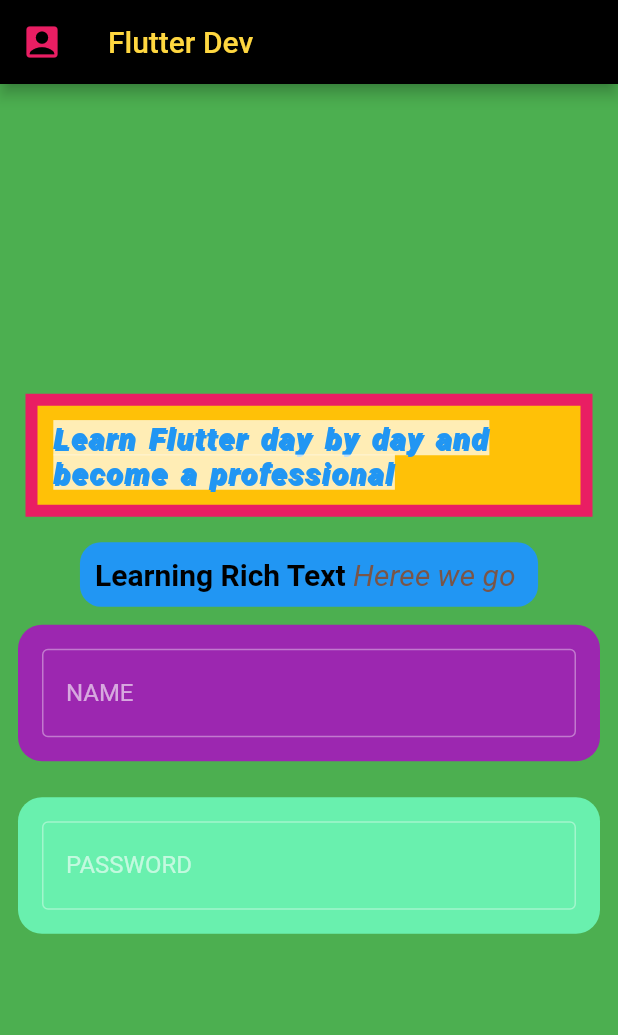
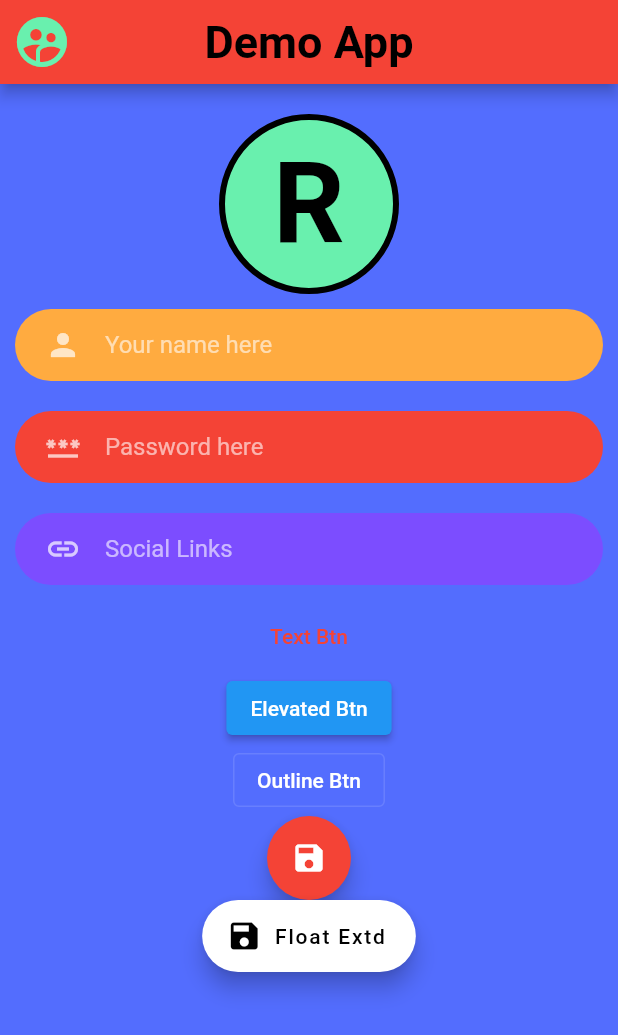
Before and after one commit to thebuggybug/learning_Flutter-Dart, a Flutter app: the screen it shows after launch, on a phone screen of 412 x 824 dp. Shown: the top 1035 px of the screen. Run offline on Flutter 3.47's test engine with Material 2 defaults, Android fonts, the phone set to English and light mode, and no system bars.

Commit message:
created a small Login Ui | useed diff. buttons

```diff
--- a/lib/main.dart
+++ b/lib/main.dart
@@ -10,115 +10,177 @@ class MyApp extends StatelessWidget {
   @override
   Widget build(BuildContext context) {
     return MaterialApp(
+        debugShowCheckedModeBanner: false,
         theme: ThemeData(brightness: Brightness.dark, primaryColor: Colors.red),
         title: "My application",
         home: Scaffold(
-          backgroundColor: Colors.green,
+            backgroundColor: Colors.indigoAccent,
             appBar: AppBar(
-            title: Text("Flutter Dev ",
-                style: TextStyle(color: Colors.amberAccent)),
-            leading: Icon(
-              Icons.account_box,
-              size: 28,
-              color: Colors.pink,
-            ),
-            backgroundColor: Colors.black,
+              backgroundColor: Colors.red,
+              centerTitle: true,
+              title: Text("Demo App",
+                  style: TextStyle(
+                    color: Colors.black,
+                    fontSize: 30,
+                    fontWeight: FontWeight.bold,
+                  )),
+              leading: Icon(Icons.supervised_user_circle,
+                  size: 40, color: Colors.greenAccent),
             ),
             body: Column(
-            mainAxisAlignment: MainAxisAlignment.center,
-            // mainAxisAlignment: MainAxisAlignment.spaceAround,
-            // mainAxisAlignment: MainAxisAlignment.start,
-            // mainAxisAlignment: MainAxisAlignment.spaceEvenly,
-            // crossAxisAlignment: CrossAxisAlignment.baseline
-
-            mainAxisSize: MainAxisSize.max,
               children: [
-              Container(
-                // width: 60,
-                // height: 60,
+                Center(
+                  child: Container(
+                    height: 120,
+                    width: 120,
+                    margin: EdgeInsets.only(top: 20),
+                    // padding: EdgeInsets.all(12),
                     decoration: BoxDecoration(
-                  // borderRadius: BorderRadius.circular(50),
-
-                  color: Colors.amber, // container border
-
-                  boxShadow: [
-                    BoxShadow(
-                      color: Colors.pink, spreadRadius: 8,
-                      // offset: Offset(12.2, 9.0)
-                    ),
-                  ],
-                ),
-                margin: EdgeInsets.all(25),
-                padding: EdgeInsets.all(10),
-                alignment: Alignment.center,
-                child: Text(
-                    "Learn Flutter day by day and become a professional",
+                        color: Colors.greenAccent,
+                        borderRadius: BorderRadius.circular(75),
+                        border: Border.all(color: Colors.black, width: 4)),
+                    child: Center(
+                      child: (Text(
+                        "R",
                         style: TextStyle(
-                        color: Colors.blue,
-                        fontSize: 20,
-                        fontStyle: FontStyle.italic,
-                        fontWeight: FontWeight.w800,
-                        backgroundColor: Colors.white70,
-                        letterSpacing: 1.1,
-                        wordSpacing: 2,
-                        shadows: [
-                          Shadow(color: Colors.blue, offset: Offset(1.1, 1.2))
-                        ])),
-              ),
-              // Rich Text; for applying styles in different texts
-              Container(
-                decoration: BoxDecoration(
-                    color: Colors.blue,
-                    borderRadius: BorderRadius.circular(14)),
-                padding: EdgeInsets.all(10),
-                child: (RichText(
-                  text: TextSpan(
-                      text: "Learning Rich Text",
-                      style: TextStyle(
+                            fontSize: 75,
                             color: Colors.black,
-                          fontSize: 20,
                             fontWeight: FontWeight.bold),
-                      children: <TextSpan>[
-                        TextSpan(
-                            text: " Heree we go ",
-                            style: TextStyle(
-                                fontWeight: FontWeight.normal,
-                                fontStyle: FontStyle.italic,
-                                color: Colors.brown))
-                      ]),
                       )),
                     ),
-              Container(
-                decoration: BoxDecoration(
-                    color: Colors.purple,
-                    borderRadius: BorderRadius.circular(16)),
-                margin: EdgeInsets.all(12),
-                padding: EdgeInsets.all(16.0),
-                child: (TextField(
-                  // obscureText: true, // hides input password
-                  decoration: InputDecoration(
-                      border: OutlineInputBorder(),
-                      labelText: " NAME",
-                      hintText: "Enter Your name here"),
-                )),
+                  ),
                 ),
 
+                //username
                 Container(
+                  margin: EdgeInsets.all(10),
+                  alignment: Alignment.center,
                   decoration: BoxDecoration(
-                    color: Colors.greenAccent,
-                    borderRadius: BorderRadius.circular(16)),
-                margin: EdgeInsets.all(12),
-                padding: EdgeInsets.all(16.0),
-                child: (TextField(
-                  obscureText: true, // hides input password
+                      // border: Border.all(),
+                      borderRadius: BorderRadius.circular(100),
+                      color: Colors.orangeAccent),
+                  child: Padding(
+                    padding: const EdgeInsets.only(left: 20),
+                    child: TextField(
+                      enableSuggestions: true,
                       decoration: InputDecoration(
-                      border: OutlineInputBorder(),
-                      labelText: " PASSWORD",
-                      hintText: "Enter password"),
-                )),
+                          border: InputBorder.none,
+                          hintText: "Your name here",
+                          icon: Icon(Icons.person)),
+                    ),
+                  ),
+                ),
+
+                //Password
+                Container(
+                  margin: EdgeInsets.all(10),
+                  alignment: Alignment.center,
+                  decoration: BoxDecoration(
+                      // border: Border.all(),
+                      borderRadius: BorderRadius.circular(100),
+                      color: Colors.red),
+                  child: Padding(
+                    padding: const EdgeInsets.only(left: 20),
+                    child: TextField(
+                      obscureText: true,
+                      enableSuggestions: false,
+                      autocorrect: false,
+                      decoration: InputDecoration(
+                          border: InputBorder.none,
+                          hintText: "Password here",
+                          icon: Icon(Icons.password)),
+                    ),
+                  ),
+                ),
+
+                //Social Links
+                Container(
+                  margin: EdgeInsets.all(10),
+                  alignment: Alignment.center,
+                  decoration: BoxDecoration(
+                      // border: Border.all(),
+                      borderRadius: BorderRadius.circular(100),
+                      color: Colors.deepPurpleAccent),
+                  child: Padding(
+                    padding: const EdgeInsets.only(left: 20),
+                    child: TextField(
+                      enableSuggestions: false,
+                      autocorrect: false,
+                      decoration: InputDecoration(
+                          border: InputBorder.none,
+                          hintText: "Social Links",
+                          icon: Icon(Icons.link)),
+                    ),
+                  ),
+                ),
+
+                // text button
+                TextButton(
+                  child: Text(
+                    "Text Btn",
+                    style: TextStyle(color: Colors.red),
+                  ),
+                  style: ButtonStyle(
+                    foregroundColor:
+                        MaterialStateProperty.all<Color>(Colors.white),
+                  ),
+                  onPressed: () {},
+                ),
+
+                ElevatedButton(
+                    child: Text("Elevated Btn"),
+                    style: ButtonStyle(
+                      foregroundColor:
+                          MaterialStateProperty.all<Color>(Colors.white),
+                    ),
+                    // style: ButtonStyle(backgroundColor: ),
+                    onPressed: () {}),
+
+                OutlinedButton(
+                  onPressed: () {},
+                  child: Text(
+                    "Outline Btn",
+                    style: TextStyle(color: Colors.white),
+                  ),
+                ),
+
+                FloatingActionButton(
+                  onPressed: () {},
+                  // child: Text("Float"),
+                  child: Icon(Icons.save),
+                  foregroundColor: Colors.white,
+                  backgroundColor: Colors.red,
+                ),
+
+                FloatingActionButton.extended(
+                  onPressed: () {},
+                  label: Text("Float Extd"),
+                  icon: Icon(Icons.save),
+                  foregroundColor: Colors.black,
+                  backgroundColor: Colors.white,
                 )
+
+                //Button
+                // Container(
+                //   height: 45,
+                //   width: 200,
+                //   margin: EdgeInsets.all(10),
+                //   alignment: Alignment.center,
+                //   decoration: BoxDecoration(
+                //       // border: Border.all(),
+                //       borderRadius: BorderRadius.circular(100),
+                //       color: Colors.deepPurple),
+                //   child: Center(
+                //     child: Text(
+                //       "Update",
+                //       style:
+                //           TextStyle(fontWeight: FontWeight.bold, fontSize: 20),
+                //     ),
+                //   ),
+                // ),
+
+                // >> BUTTON ) Flat Button
               ],
-          ),
-        ));
+            )));
   }
 }
```
Also changed, not shown: 1 other file. Lines whose indentation alone changed are shown as unchanged.
